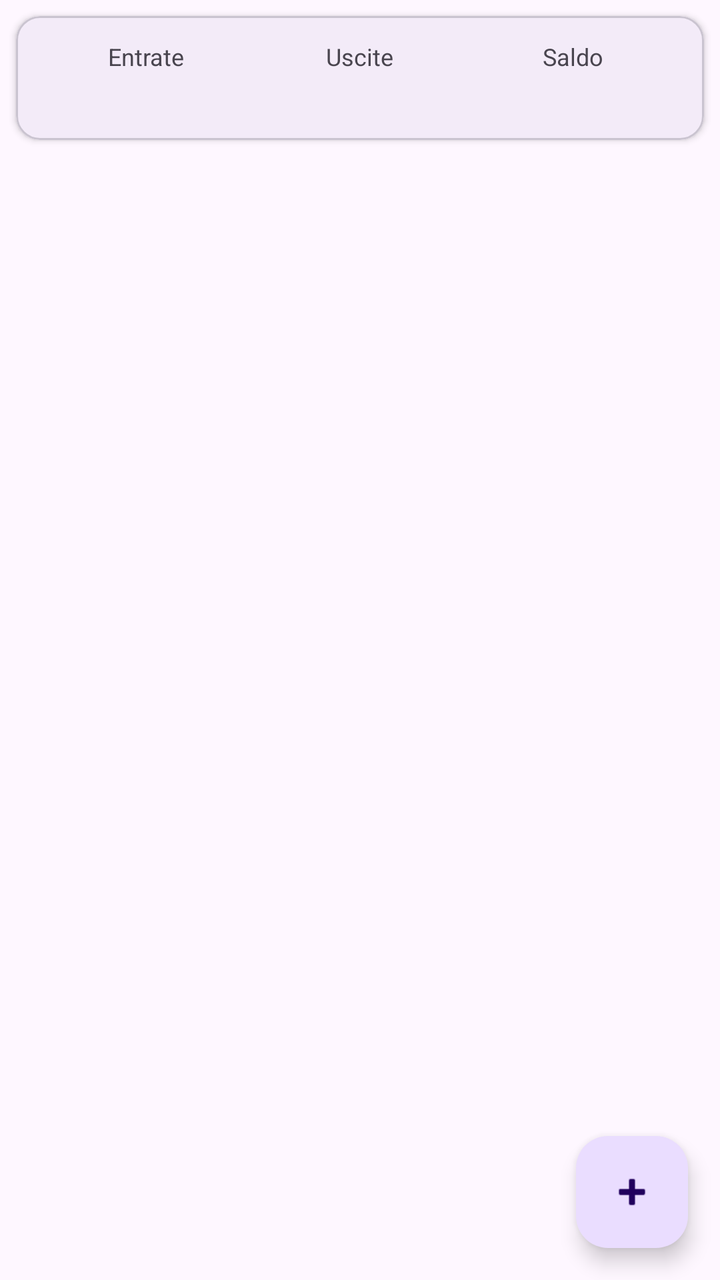
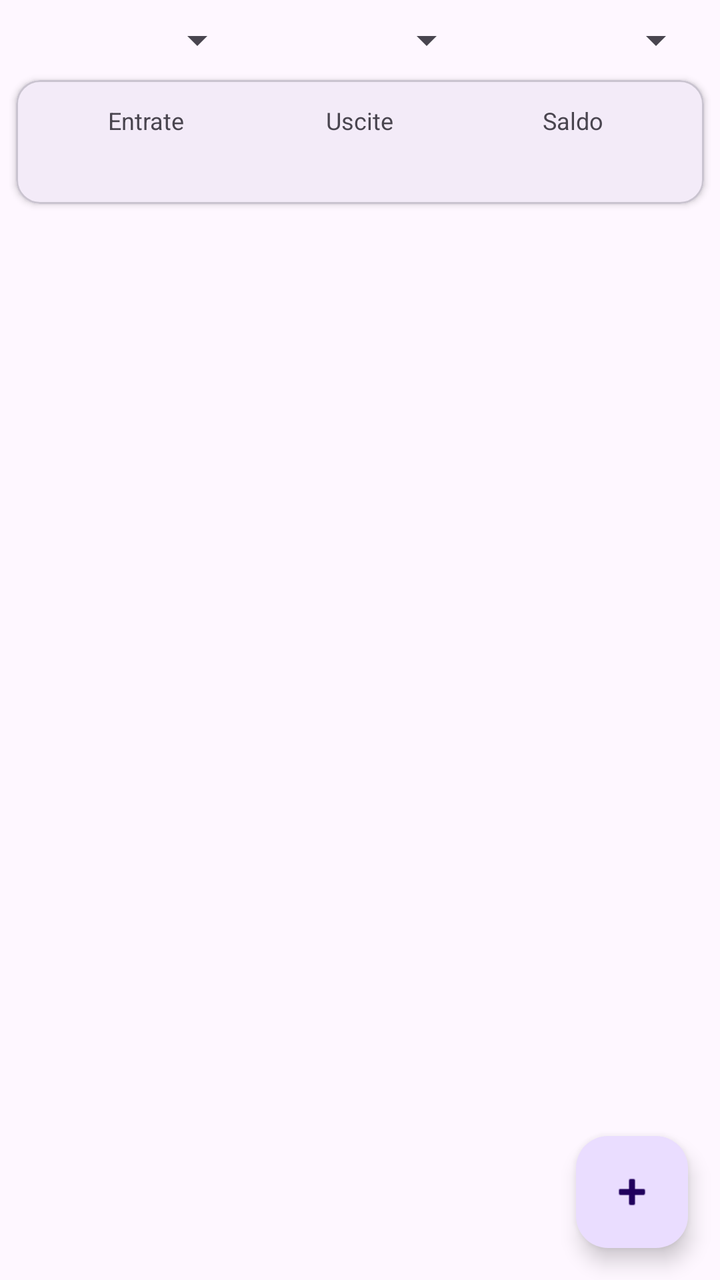

Before-and-after screenshots of an Android layout around one commit, followed by the original layout XML and the change that was made.
<!-- AndroidManifest.xml: application theme Theme.SPESAPP -->
<!-- res/layout/fragment_lista_transazioni.xml -->
<?xml version="1.0" encoding="utf-8"?>
<androidx.constraintlayout.widget.ConstraintLayout
    xmlns:android="http://schemas.android.com/apk/res/android"
    xmlns:app="http://schemas.android.com/apk/res-auto"
    android:layout_width="match_parent"
    android:layout_height="match_parent">

    <com.google.android.material.card.MaterialCardView
        android:id="@+id/cardDashboard"
        android:layout_width="0dp"
        android:layout_height="wrap_content"
        android:layout_margin="8dp"
        app:cardCornerRadius="12dp"
        app:cardElevation="2dp"
        app:layout_constraintEnd_toEndOf="parent"
        app:layout_constraintStart_toStartOf="parent"
        app:layout_constraintTop_toTopOf="parent">

        <LinearLayout
            android:layout_width="match_parent"
            android:layout_height="wrap_content"
            android:orientation="horizontal"
            android:padding="12dp">

            <LinearLayout
                android:layout_width="0dp"
                android:layout_height="wrap_content"
                android:layout_weight="1"
                android:gravity="center"
                android:orientation="vertical">

                <TextView
                    android:layout_width="wrap_content"
                    android:layout_height="wrap_content"
                    android:text="Entrate"
                    android:textSize="12sp" />

                <TextView
                    android:id="@+id/textTotaleEntrate"
                    android:layout_width="wrap_content"
                    android:layout_height="wrap_content"
                    android:textColor="#2E7D32"
                    android:textSize="16sp"
                    android:textStyle="bold" />
            </LinearLayout>

            <LinearLayout
                android:layout_width="0dp"
                android:layout_height="wrap_content"
                android:layout_weight="1"
                android:gravity="center"
                android:orientation="vertical">

                <TextView
                    android:layout_width="wrap_content"
                    android:layout_height="wrap_content"
                    android:text="Uscite"
                    android:textSize="12sp" />

                <TextView
                    android:id="@+id/textTotaleUscite"
                    android:layout_width="wrap_content"
                    android:layout_height="wrap_content"
                    android:textColor="#C62828"
                    android:textSize="16sp"
                    android:textStyle="bold" />
            </LinearLayout>

            <LinearLayout
                android:layout_width="0dp"
                android:layout_height="wrap_content"
                android:layout_weight="1"
                android:gravity="center"
                android:orientation="vertical">

                <TextView
                    android:layout_width="wrap_content"
                    android:layout_height="wrap_content"
                    android:text="Saldo"
                    android:textSize="12sp" />

                <TextView
                    android:id="@+id/textSaldo"
                    android:layout_width="wrap_content"
                    android:layout_height="wrap_content"
                    android:textSize="16sp"
                    android:textStyle="bold" />
            </LinearLayout>
        </LinearLayout>
    </com.google.android.material.card.MaterialCardView>

    <TextView
        android:id="@+id/textVuoto"
        android:layout_width="wrap_content"
        android:layout_height="wrap_content"
        android:text="Nessuna transazione registrata"
        android:textSize="16sp"
        android:visibility="gone"
        app:layout_constraintBottom_toBottomOf="parent"
        app:layout_constraintEnd_toEndOf="parent"
        app:layout_constraintStart_toStartOf="parent"
        app:layout_constraintTop_toBottomOf="@id/cardDashboard" />

    <androidx.recyclerview.widget.RecyclerView
        android:id="@+id/recyclerTransazioni"
        android:layout_width="0dp"
        android:layout_height="0dp"
        app:layout_constraintBottom_toBottomOf="parent"
        app:layout_constraintEnd_toEndOf="parent"
        app:layout_constraintStart_toStartOf="parent"
        app:layout_constraintTop_toBottomOf="@id/cardDashboard" />

    <com.google.android.material.floatingactionbutton.FloatingActionButton
        android:id="@+id/fabAggiungi"
        android:layout_width="wrap_content"
        android:layout_height="wrap_content"
        android:layout_margin="16dp"
        android:contentDescription="Aggiungi transazione"
        android:src="@android:drawable/ic_input_add"
        app:layout_constraintBottom_toBottomOf="parent"
        app:layout_constraintEnd_toEndOf="parent" />

</androidx.constraintlayout.widget.ConstraintLayout>
<!-- resources referenced by this layout -->
<resources>
  <style name="Theme.SPESAPP" parent="Base.Theme.SPESAPP" />
  <style name="Base.Theme.SPESAPP" parent="Theme.Material3.DayNight.NoActionBar">
          
          
      </style>
</resources>

<!-- the commit's change to res/layout/fragment_lista_transazioni.xml (unified diff, before → after) -->
@@ -4,6 +4,37 @@
     xmlns:app="http://schemas.android.com/apk/res-auto"
     android:layout_width="match_parent"
     android:layout_height="match_parent">
+
+    <LinearLayout
+        android:id="@+id/layoutFiltri"
+        android:layout_width="0dp"
+        android:layout_height="wrap_content"
+        android:orientation="horizontal"
+        android:paddingStart="8dp"
+        android:paddingEnd="8dp"
+        android:paddingTop="8dp"
+        app:layout_constraintEnd_toEndOf="parent"
+        app:layout_constraintStart_toStartOf="parent"
+        app:layout_constraintTop_toTopOf="parent">
+
+        <Spinner
+            android:id="@+id/spinnerTipo"
+            android:layout_width="0dp"
+            android:layout_height="wrap_content"
+            android:layout_weight="1" />
+
+        <Spinner
+            android:id="@+id/spinnerCategoria"
+            android:layout_width="0dp"
+            android:layout_height="wrap_content"
+            android:layout_weight="1" />
+
+        <Spinner
+            android:id="@+id/spinnerMese"
+            android:layout_width="0dp"
+            android:layout_height="wrap_content"
+            android:layout_weight="1" />
+    </LinearLayout>
 
     <com.google.android.material.card.MaterialCardView
         android:id="@+id/cardDashboard"
@@ -14,7 +45,7 @@
         app:cardElevation="2dp"
         app:layout_constraintEnd_toEndOf="parent"
         app:layout_constraintStart_toStartOf="parent"
-        app:layout_constraintTop_toTopOf="parent">
+        app:layout_constraintTop_toBottomOf="@id/layoutFiltri">
 
         <LinearLayout
             android:layout_width="match_parent"
